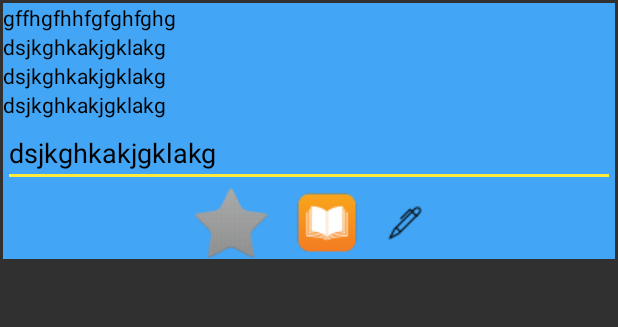
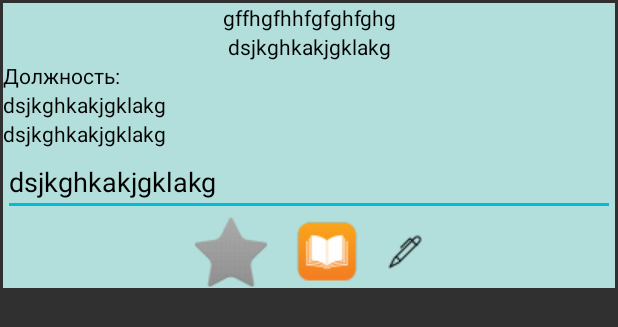
Before and after one commit to KhristenkoDaniil/EdrQueryRepository, an Android app: the layout edr_favorite_item.xml on its own in the app's theme, with its tools: preview values and no code run, on a phone screen of 412 x 824 dp. Shown: the top 327 px of the screen. Run offline under Robolectric (Android 15) with nearby library versions, the phone set to English and light mode, and no system bars.

Commit message:
correcting favorite iten xml

```diff
--- a/app/src/main/java/ua/dnigma/edrquery/adapter/EdrFavoriteRecyclerAdapter.java
+++ b/app/src/main/java/ua/dnigma/edrquery/adapter/EdrFavoriteRecyclerAdapter.java
@@ -33,7 +33,8 @@ public class EdrFavoriteRecyclerAdapter extends RecyclerView.Adapter<EdrFavorite
     OnSaveCommentCallback onSaveCommentCallback;
 
 
-    public EdrFavoriteRecyclerAdapter(Context context, List<Item> items, OnCheckboxCallback onCheckboxCallback,
+    public EdrFavoriteRecyclerAdapter(Context context, List<Item> items,
+                                      OnCheckboxCallback onCheckboxCallback,
                                       OnViewDeclarationCallback onViewDeclarationCallback,
                                       OnSaveCommentCallback onSaveCommentCallback) {
         this.inflater = LayoutInflater.from(context);
--- a/app/src/main/java/ua/dnigma/edrquery/fragment/EdrQueryFragment.java
+++ b/app/src/main/java/ua/dnigma/edrquery/fragment/EdrQueryFragment.java
@@ -47,7 +47,7 @@ public class EdrQueryFragment extends Fragment implements OnEdrQueryCallback, On
     public void onViewCreated(View view, @Nullable Bundle savedInstanceState) {
         super.onViewCreated(view, savedInstanceState);
 
-        new EdrQueryManager(getContext()).getDeclarationAsync(this);
+//        new EdrQueryManager(getContext()).getDeclarationAsync(this);
     }
 
     @Override
--- a/app/src/main/res/layout/activity_main.xml
+++ b/app/src/main/res/layout/activity_main.xml
@@ -4,7 +4,8 @@
     xmlns:tools="http://schemas.android.com/tools"
     android:layout_width="match_parent"
     android:layout_height="match_parent"
-    tools:context="ua.dnigma.edrquery.activity.MainActivity">
+    tools:context="ua.dnigma.edrquery.activity.MainActivity"
+    android:background="@color/white">
 
 
     <WebView
--- a/app/src/main/res/layout/edr_favorite_item.xml
+++ b/app/src/main/res/layout/edr_favorite_item.xml
@@ -3,7 +3,7 @@
     android:layout_width="match_parent"
     android:layout_height="wrap_content"
     xmlns:app="http://schemas.android.com/apk/res-auto"
-    android:background="@color/materialDesignBlue400"
+    android:background="@color/primary_light"
     android:layout_margin="2dp"
     android:orientation="vertical">
 
@@ -12,7 +12,7 @@
         android:id="@+id/last_name"
         android:layout_width="match_parent"
         android:layout_height="wrap_content"
-        android:gravity="left"
+        android:gravity="center"
         android:textColor="@color/Black"
         android:text="gffhgfhhfgfghfghg" />
 
@@ -20,9 +20,17 @@
         android:id="@+id/first_name"
         android:layout_width="match_parent"
         android:layout_height="wrap_content"
+        android:gravity="center"
+        android:textColor="@color/Black"
+        android:text="dsjkghkakjgklakg" />
+
+    <TextView
+        android:id="@+id/posada"
+        android:layout_width="match_parent"
+        android:layout_height="wrap_content"
         android:gravity="left"
         android:textColor="@color/Black"
-        android:text="dsjkghkakjgklakg" />
+        android:text="Должность:" />
 
     <TextView
         android:id="@+id/work_place"
--- a/app/src/main/res/layout/list_fragment_layout.xml
+++ b/app/src/main/res/layout/list_fragment_layout.xml
@@ -2,6 +2,7 @@
 <LinearLayout xmlns:android="http://schemas.android.com/apk/res/android"
     android:layout_width="match_parent"
     android:layout_height="match_parent">
+
 
     <android.support.v7.widget.RecyclerView
         android:id="@+id/edr_recyclerView"
--- a/app/src/main/res/values/colors.xml
+++ b/app/src/main/res/values/colors.xml
@@ -6,11 +6,13 @@
     <color name="materialDesignBlue400">#42A5F5</color>
     <color name="Black">#000000</color>
     <color name="acid_green">#8ffe09</color>
+    <color name="white">#ffffff</color>
 
-    <color name="primary">#03A9F4</color>
-    <color name="primary_dark">#0288D1</color>
-    <color name="primary_light">#B3E5FC</color>
-    <color name="accent">#FFEB3B</color>
+
+    <color name="primary">#009688</color>
+    <color name="primary_dark">#00796B</color>
+    <color name="primary_light">#B2DFDB</color>
+    <color name="accent">#00BCD4</color>
     <color name="primary_text">#212121</color>
     <color name="secondary_text">#757575</color>
     <color name="icons">#FFFFFF</color>
```
Also changed, not shown: app/src/main/java/ua/dnigma/edrquery/activity/MainActivity.java (+8 -9 lines), app/src/main/java/ua/dnigma/edrquery/manager/EdrQueryManager.java (+6 -3 lines), app/src/main/res/layout/edr_item.xml (+13 -3 lines).
